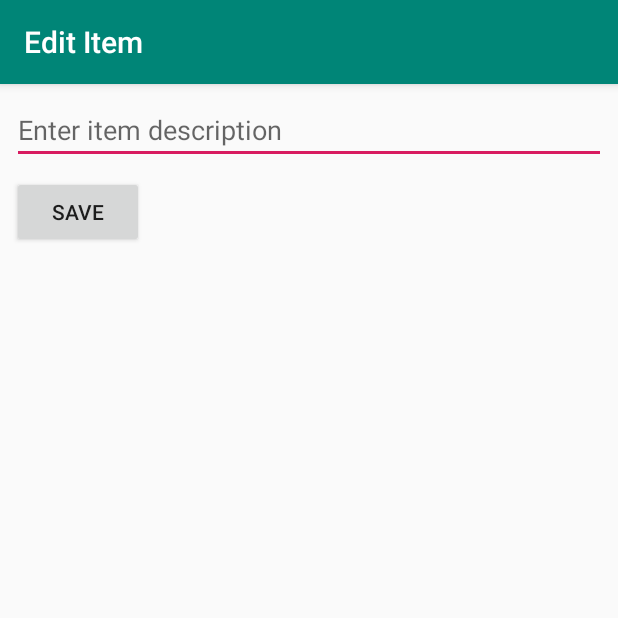
After one commit to jocelynshen/SimpleTodo, an Android app: the EditItemActivity screen opened directly, with no data from a screen before it, on a phone screen of 412 x 824 dp, the top half of it. The commit adds this screen. Run offline under Robolectric (Android 15) with nearby library versions, the phone set to English and light mode, and no system bars.

Commit message:
stretch goals

```diff
--- a/app/src/main/AndroidManifest.xml
+++ b/app/src/main/AndroidManifest.xml
@@ -9,6 +9,7 @@
         android:roundIcon="@mipmap/ic_launcher_round"
         android:supportsRtl="true"
         android:theme="@style/AppTheme">
+        <activity android:name=".EditItemActivity"></activity>
         <activity android:name=".MainActivity">
             <intent-filter>
                 <action android:name="android.intent.action.MAIN" />
--- /dev/null
+++ b/app/src/main/java/com/example/simpletodo/EditItemActivity.java
@@ -0,0 +1,48 @@
+package com.example.simpletodo;
+
+import android.content.Intent;
+import android.os.Bundle;
+import android.view.View;
+import android.widget.EditText;
+
+import androidx.appcompat.app.AppCompatActivity;
+
+import static com.example.simpletodo.MainActivity.ITEM_POSITION;
+import static com.example.simpletodo.MainActivity.ITEM_TEXT;
+
+public class EditItemActivity extends AppCompatActivity {
+
+    // track edit text
+    EditText etItemText;
+    // position of edited item in list
+    int position;
+
+    @Override
+    protected void onCreate(Bundle savedInstanceState) {
+        super.onCreate(savedInstanceState);
+        setContentView(R.layout.activity_edit_item);
+        // resolve edit text from layout
+        etItemText = (EditText) findViewById(R.id.editText2);
+        // set edit text from intent extra
+        etItemText.setText(getIntent().getStringExtra(ITEM_TEXT));
+        // update position from intent extra
+        position = getIntent().getIntExtra(ITEM_POSITION,0);
+        // update title bar of the activity
+        getSupportActionBar().setTitle("Edit Item");
+    }
+
+    // handler for save button
+    public void onSaveItem(View v){
+        // prepare new intent for result
+        Intent i = new Intent();
+        // pass updated item text as extra
+        i.putExtra(ITEM_TEXT,etItemText.getText().toString());
+        // pass original position as extra
+        i.putExtra(ITEM_POSITION, position);
+        // set the intent as the result of the activity
+        setResult(RESULT_OK, i);
+        // close the activity and reflect to main
+        finish();
+
+    }
+}
--- /dev/null
+++ b/app/src/main/res/layout/activity_edit_item.xml
@@ -0,0 +1,37 @@
+<?xml version="1.0" encoding="utf-8"?>
+<androidx.constraintlayout.widget.ConstraintLayout xmlns:android="http://schemas.android.com/apk/res/android"
+    xmlns:app="http://schemas.android.com/apk/res-auto"
+    xmlns:tools="http://schemas.android.com/tools"
+    android:layout_width="match_parent"
+    android:layout_height="match_parent"
+    tools:context=".EditItemActivity">
+
+    <EditText
+        android:id="@+id/editText2"
+        android:layout_width="0dp"
+        android:layout_height="wrap_content"
+        android:layout_marginStart="8dp"
+        android:layout_marginLeft="8dp"
+        android:layout_marginTop="8dp"
+        android:layout_marginEnd="8dp"
+        android:layout_marginRight="8dp"
+        android:ems="10"
+        android:gravity="start|top"
+        android:hint="Enter item description"
+        android:inputType="textMultiLine"
+        app:layout_constraintEnd_toEndOf="parent"
+        app:layout_constraintStart_toStartOf="parent"
+        app:layout_constraintTop_toTopOf="parent" />
+
+    <Button
+        android:id="@+id/btnSave"
+        android:layout_width="wrap_content"
+        android:layout_height="wrap_content"
+        android:layout_marginStart="8dp"
+        android:layout_marginLeft="8dp"
+        android:layout_marginTop="8dp"
+        android:onClick="onSaveItem"
+        android:text="SAVE"
+        app:layout_constraintStart_toStartOf="parent"
+        app:layout_constraintTop_toBottomOf="@+id/editText2" />
+</androidx.constraintlayout.widget.ConstraintLayout>
```
Also changed, not shown: app/src/main/java/com/example/simpletodo/MainActivity.java (+47 -1 lines), app/src/main/res/layout/activity_main.xml (+12 -4 lines).
